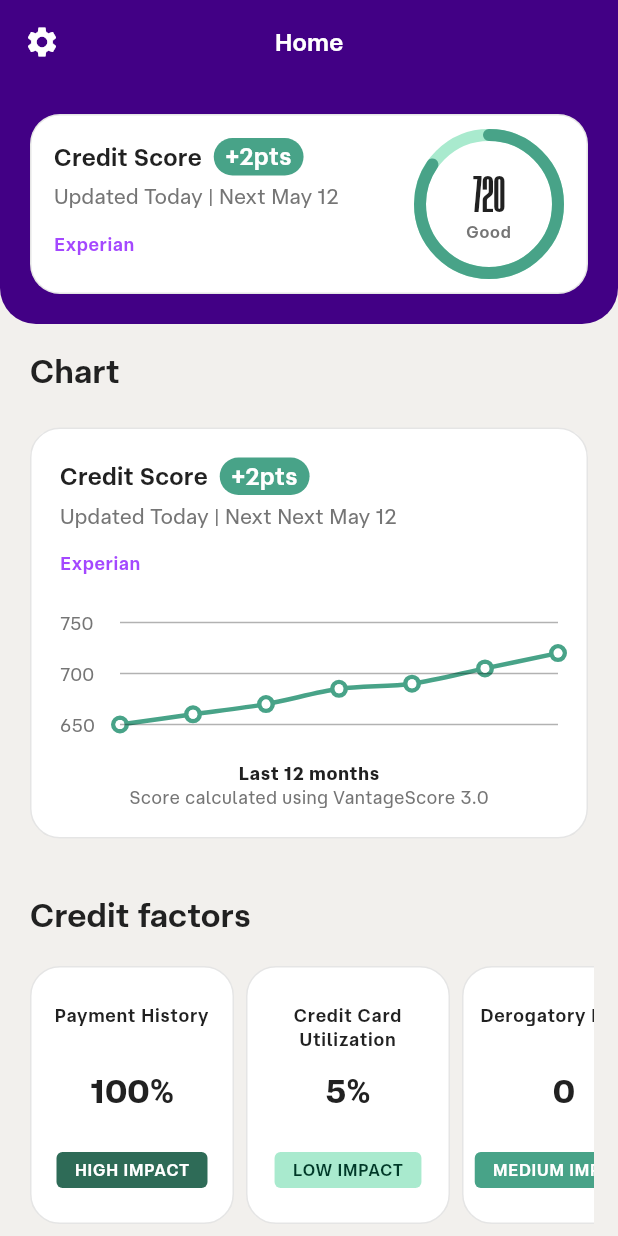
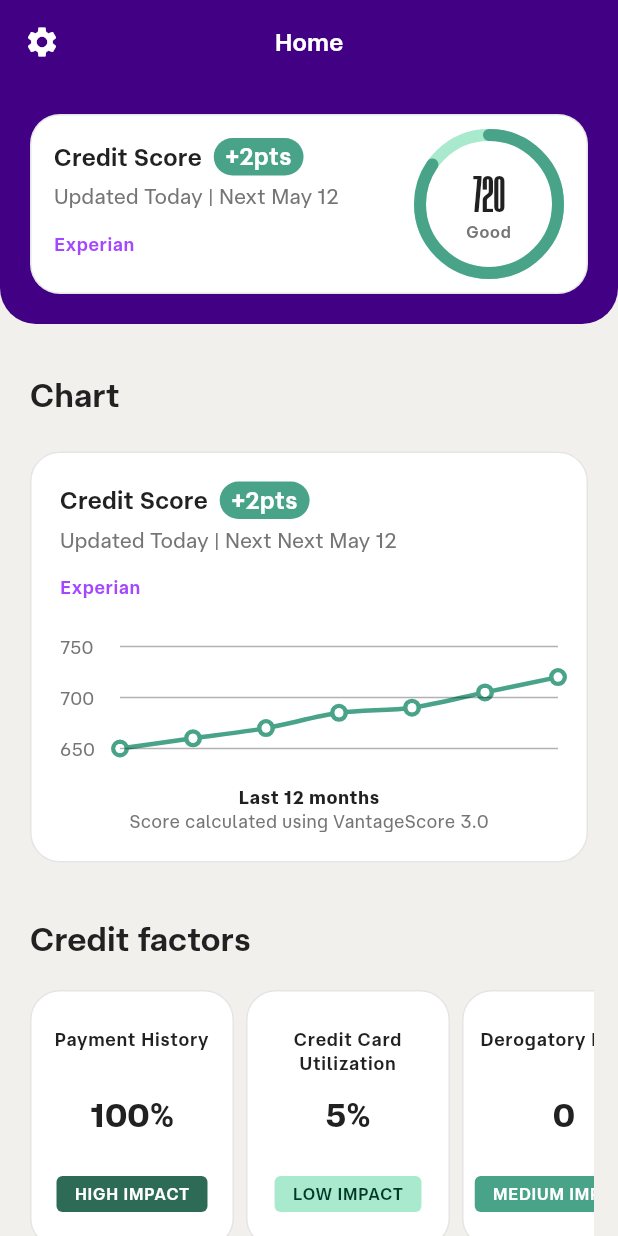
Before and after one commit to sam-parks/meet-sam-ava-project, a Flutter app: the screen it shows after launch, on a phone screen of 412 x 824 dp. Run offline on Flutter 3.47's test engine with Material 3 defaults, Android fonts, the phone set to English and light mode, and no system bars; drawn by our look-alikes of fl_chart; our stand-ins replace auto_route, dartz, flutter_riverpod, formz, riverpod_annotation, shared_preferences and 1 more; generated files the repository leaves out were written again.

Commit message:
small fixes

```diff
--- a/lib/features/home/view/widgets/home_content_widget.dart
+++ b/lib/features/home/view/widgets/home_content_widget.dart
@@ -27,6 +27,9 @@ class HomeContentWidget extends StatelessWidget {
             (failure) => ErrorStateWidget(failure: failure),
             (creditScore) => Column(
               children: [
+                const SizedBox(
+                  height: SpacingTokens.space4,
+                ),
                 CreditScoreChartCard(
                   creditScore: creditScore,
                   creditScoreChart: creditScoreChart,
```
Also changed, not shown: lib/features/home/services/mock_data_service.dart (+9 -9 lines), lib/shared/widgets/total_balance_card.dart (+10 -8 lines).
